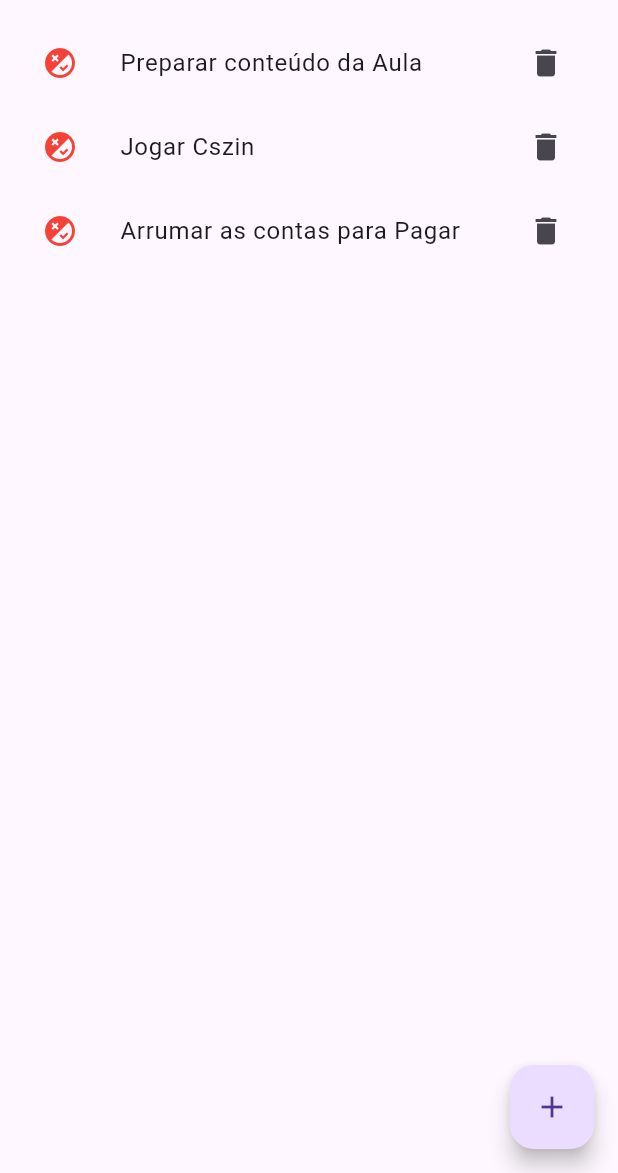
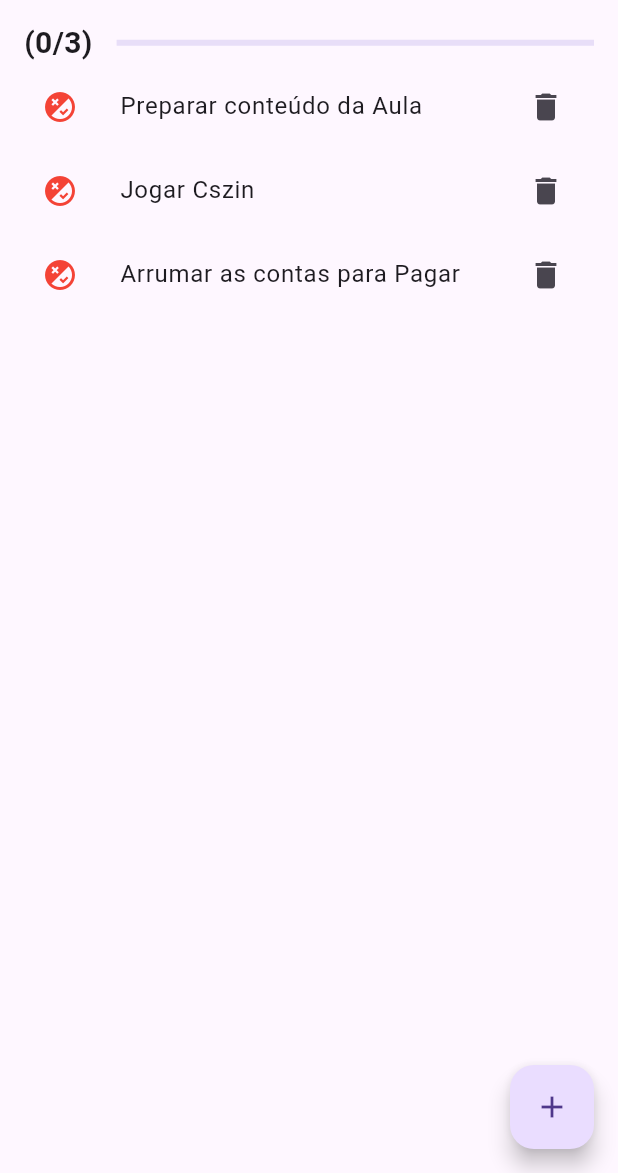
Before and after one commit to KaueSobreira/Lista-de-Tarefas-Mobile, a Flutter app: the screen it shows after launch, on a phone screen of 412 x 824 dp, the part 63-1236 px from its top. Run offline on Flutter 3.47's test engine with Material 3 defaults, Android fonts, the phone set to English and light mode, and no system bars.

```diff
--- a/lib/main.dart
+++ b/lib/main.dart
@@ -86,8 +86,41 @@ class _TaskListPageState extends State<TaskListPage> {
   }
 
   //Metodo responsabel por criar o conteudo (body) da página Lista de Tarefas
-  Widget taskAppBody() => Column(children: [
-    Expanded(child: ListView.builder(
+  Widget taskAppBody() => Column(
+    children: [
+        // dashboard
+        tasksDashboard(),
+        Expanded(child: tasksListView(),
+      ),
+    ],
+  );
+
+  Widget tasksDashboard() => Row(
+    children: [
+      // Contador/Indicador de Tarefas
+      Padding(
+        padding: EdgeInsets.fromLTRB(16, 0, 8, 0),
+        child: Text(
+          "(${tasks.where((tasks) => tasks.done).length}/${tasks.length})",
+          style: TextStyle(fontSize: 20, fontWeight: FontWeight.bold),
+        ),
+      ),
+
+      // progressbar
+      Expanded(
+        child: Padding(
+          padding: EdgeInsets.fromLTRB(8, 0, 16, 0),
+          child: LinearProgressIndicator(
+            value: tasks.where((tasks) => tasks.done).length / tasks.length,
+            // valueColor: AlwaysStoppedAnimation(Colors.green)
+            color: Colors.green,
+          ),
+        ),
+      ),
+    ],
+  );
+
+  Widget tasksListView() => ListView.builder(
       itemCount: tasks.length,
       itemBuilder: (context, index) {
         final TaskModel task = tasks[index];
@@ -97,9 +130,6 @@ class _TaskListPageState extends State<TaskListPage> {
           title: Text(task.title)
         );
       }
-    ),
-    ),
-  ],
     );
 
   IconButton listItemTrailingWidget(int index) {
@@ -125,7 +155,8 @@ class _TaskListPageState extends State<TaskListPage> {
                     : Icons.flaky_sharp,
                     color: task.done ? Colors.green
                     : Colors.red,
-                    ), );
+                  ),
+            );
       }
     }
 
```
Also changed, not shown: 2 other files. Lines whose indentation alone changed are shown as unchanged.
